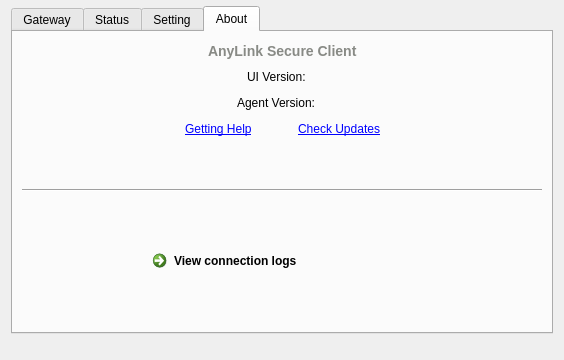
Old version of the form src/anylink.ui in the repository tlslink/anylink-client.
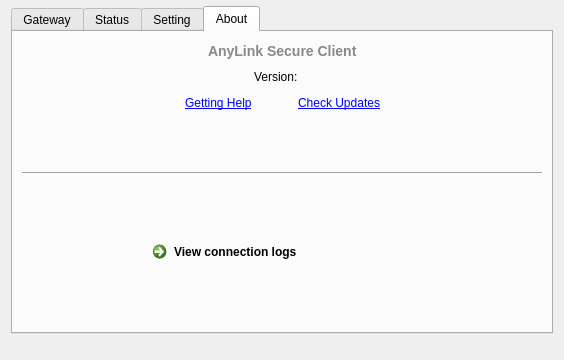
New version of the form. The open tabs and pages were chosen to show the change. Custom widgets are drawn as their Qt base class.

Commit message: do not show agent version

```diff
--- a/src/anylink.ui
+++ b/src/anylink.ui
@@ -666,7 +666,7 @@
            <item>
             <widget class="QLabel" name="label_16">
              <property name="text">
-              <string>UI Version:</string>
+              <string>Version:</string>
              </property>
             </widget>
            </item>
@@ -692,50 +692,6 @@
            </item>
           </layout>
          </item>
-         <item>
-          <layout class="QHBoxLayout" name="horizontalLayout_7">
-           <item>
-            <spacer name="horizontalSpacer_21">
-             <property name="orientation">
-              <enum>Qt::Horizontal</enum>
-             </property>
-             <property name="sizeHint" stdset="0">
-              <size>
-               <width>40</width>
-               <height>20</height>
-              </size>
-             </property>
-            </spacer>
-           </item>
-           <item>
-            <widget class="QLabel" name="label_19">
-             <property name="text">
-              <string>Agent Version:</string>
-             </property>
-            </widget>
-           </item>
-           <item>
-            <widget class="QLabel" name="labelVersionAgent">
-             <property name="text">
-              <string notr="true"/>
-             </property>
-            </widget>
-           </item>
-           <item>
-            <spacer name="horizontalSpacer_22">
-             <property name="orientation">
-              <enum>Qt::Horizontal</enum>
-             </property>
-             <property name="sizeHint" stdset="0">
-              <size>
-               <width>40</width>
-               <height>20</height>
-              </size>
-             </property>
-            </spacer>
-           </item>
-          </layout>
-         </item>
          <item>
           <layout class="QHBoxLayout" name="horizontalLayout_4">
            <item>
```
The commit also changes 4 other files.
